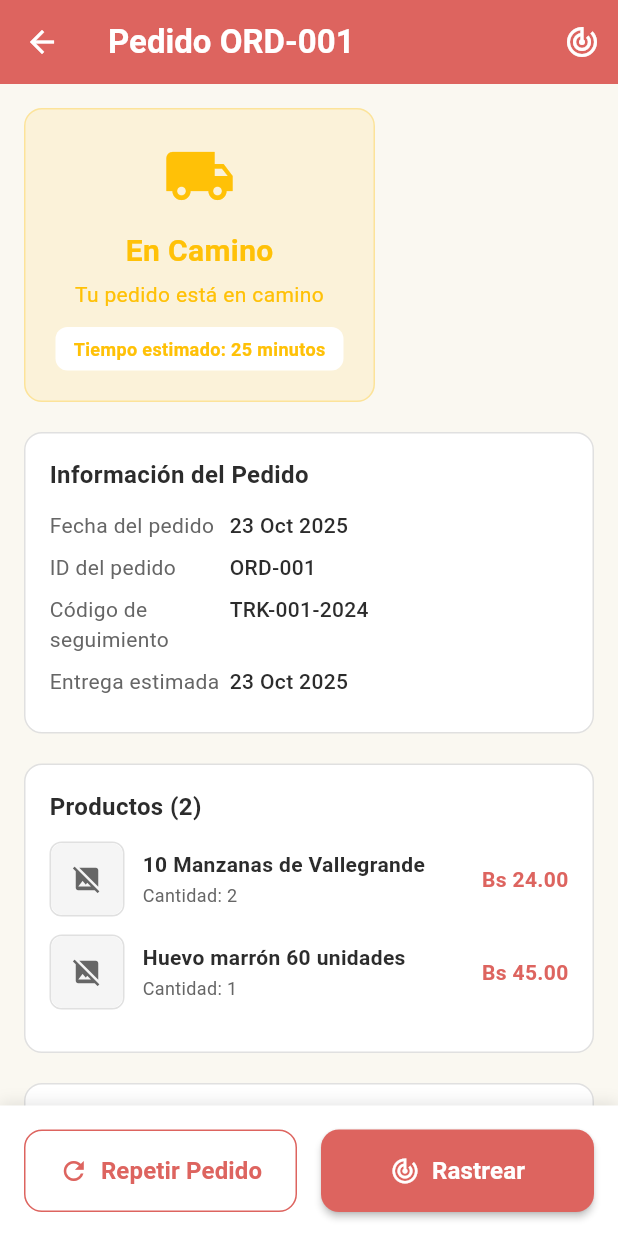
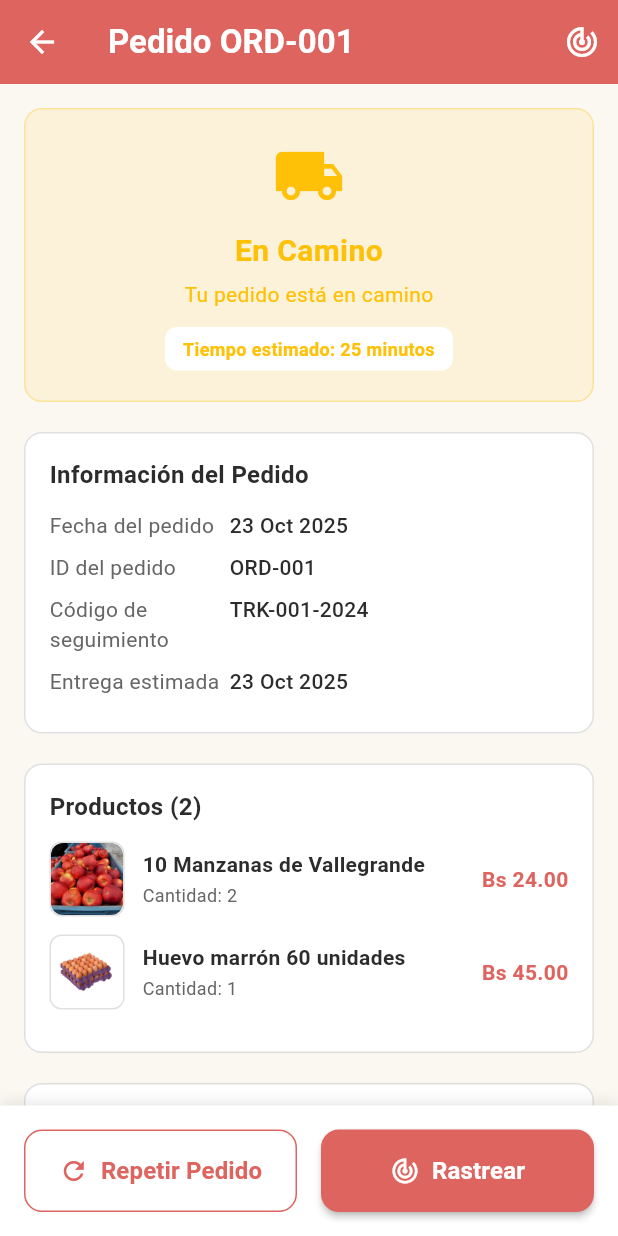
Before and after one commit to Richiculo/ihc-mobile-emarket, a Flutter app: the OrdersPage screen opened directly, after a tap on an icon or button, on a phone screen of 412 x 824 dp. Run offline on Flutter 3.47's test engine with Material 3 defaults, Android fonts, the light colour scheme and no system bars; accounts and stored records are empty; network calls fail.

Commit message:
fix: migrate from network images to local assets and center order status
- Replace Image.network with Image.asset in all product widgets
- Update ProductService to use local asset paths
- Configure pubspec.yaml for assets management
- Center order status card content in OrderDetailPage
- Add error handling for missing assets
- Improve offline functionality for demo APK

Widgets updated:
- ProductCard: network to asset migration
- CategoryProductCard: network to asset migration
- CartItemCard: network to asset migration
- OrderCard: network to asset migration
- OrderDetailPage: network to asset migration + centering fix

Assets changes:
- Add products images in assets/images/products/
- Configure pubspec.yaml assets section

```diff
--- a/lib/app/presentation/global/widgets/empty_cart_widget.dart
+++ b/lib/app/presentation/global/widgets/empty_cart_widget.dart
@@ -53,8 +53,9 @@ class EmptyCartWidget extends StatelessWidget {
             ElevatedButton.icon(
               onPressed: () {
                 // Cambiar a pestaña Home
-                final navigator = Navigator.of(context);
-                navigator.popUntil((route) => route.isFirst);
+                Navigator.of(
+                  context,
+                ).pushNamedAndRemoveUntil('/', (route) => false);
               },
               icon: const Icon(Icons.shopping_bag_outlined),
               label: const Text('Explorar productos'),
--- a/lib/app/presentation/global/widgets/order_card.dart
+++ b/lib/app/presentation/global/widgets/order_card.dart
@@ -114,7 +114,7 @@ class OrderCard extends StatelessWidget {
                     ),
                     child: ClipRRect(
                       borderRadius: BorderRadius.circular(8),
-                      child: Image.network(
+                      child: Image.asset(
                         order.items.first.product.imageUrl,
                         fit: BoxFit.cover,
                         errorBuilder: (context, error, stackTrace) {
--- a/lib/app/presentation/global/widgets/repeat_order_section.dart
+++ b/lib/app/presentation/global/widgets/repeat_order_section.dart
@@ -138,8 +138,7 @@ class RepeatOrderSection extends StatelessWidget {
                               price: 11.50,
                               originalPrice: 15.00,
                               discountPercentage: 23,
-                              imageUrl:
-                                  'https://imgs.search.brave.com/_yi32uNjh-F1WxK-k36ouH8iiav8Y22INqYGBrzJqc8/rs:fit:860:0:0:0/g:ce/aHR0cHM6Ly9mYXJt/YWNvcnAuY29tL2Nk/bi9zaG9wL2ZpbGVz/Lzc3NzI5MDUwMDI2/MzRfNzAweDcwMC5q/cGc_dj0xNzE0NDQx/MzE4',
+                              imageUrl: 'assets/images/yogurt.png',
                               rating: 4.0,
                               reviewCount: 24,
                             );
--- a/lib/app/presentation/modules/cart/cart_page.dart
+++ b/lib/app/presentation/modules/cart/cart_page.dart
@@ -130,6 +130,7 @@ class CartPage extends StatelessWidget {
                 },
                 style: ElevatedButton.styleFrom(
                   backgroundColor: AppColors.primary,
+                  foregroundColor: AppColors.onPrimary,
                 ),
                 child: const Text('Continuar'),
               ),
--- a/lib/app/presentation/modules/orders/order_detail_page.dart
+++ b/lib/app/presentation/modules/orders/order_detail_page.dart
@@ -80,6 +80,7 @@ class OrderDetailPage extends StatelessWidget {
 
   Widget _buildStatusCard() {
     return Container(
+      width: double.infinity, // ✅ Asegurar que tome todo el ancho
       padding: const EdgeInsets.all(20),
       decoration: BoxDecoration(
         color: order.status.color.withOpacity(0.1),
@@ -87,26 +88,45 @@ class OrderDetailPage extends StatelessWidget {
         border: Border.all(color: order.status.color.withOpacity(0.3)),
       ),
       child: Column(
+        mainAxisAlignment: MainAxisAlignment.center, // ✅ Centrar verticalmente
+        crossAxisAlignment:
+            CrossAxisAlignment.center, // ✅ Centrar horizontalmente
+        mainAxisSize: MainAxisSize.min, // ✅ Tamaño mínimo necesario
         children: [
-          Icon(order.status.icon, size: 48, color: order.status.color),
+          // ✅ Centrar el ícono específicamente
+          Center(
+            child: Icon(order.status.icon, size: 48, color: order.status.color),
+          ),
           const SizedBox(height: 12),
-          Text(
+
+          // ✅ Centrar el título
+          Center(
+            child: Text(
               order.status.label,
               style: TextStyle(
                 fontSize: 20,
                 fontWeight: FontWeight.bold,
                 color: order.status.color,
               ),
+              textAlign: TextAlign.center,
+            ),
           ),
           const SizedBox(height: 4),
-          Text(
+
+          // ✅ Centrar la descripción
+          Center(
+            child: Text(
               order.statusDescription,
               style: TextStyle(fontSize: 14, color: order.status.color),
               textAlign: TextAlign.center,
             ),
+          ),
+
           if (order.estimatedDelivery != null &&
               order.status == OrderStatus.inProgress) ...[
             const SizedBox(height: 12),
+
+            // ✅ El tiempo estimado ya estaba bien centrado
             Container(
               padding: const EdgeInsets.symmetric(horizontal: 12, vertical: 6),
               decoration: BoxDecoration(
@@ -120,6 +140,7 @@ class OrderDetailPage extends StatelessWidget {
                   fontWeight: FontWeight.w600,
                   color: order.status.color,
                 ),
+                textAlign: TextAlign.center,
               ),
             ),
           ],
@@ -231,7 +252,7 @@ class OrderDetailPage extends StatelessWidget {
             ),
             child: ClipRRect(
               borderRadius: BorderRadius.circular(8),
-              child: Image.network(
+              child: Image.asset(
                 item.product.imageUrl,
                 fit: BoxFit.cover,
                 errorBuilder: (context, error, stackTrace) {
--- a/lib/app/presentation/modules/orders/orders_page.dart
+++ b/lib/app/presentation/modules/orders/orders_page.dart
@@ -54,9 +54,6 @@ class OrdersPage extends StatelessWidget {
 
           return Column(
             children: [
-              // Header con estadísticas
-              _buildOrdersHeader(ordersService),
-
               // Lista de pedidos
               Expanded(
                 child: ListView.builder(
@@ -78,97 +75,6 @@ class OrdersPage extends StatelessWidget {
             ],
           );
         },
-      ),
-    );
-  }
-
-  Widget _buildOrdersHeader(OrdersService ordersService) {
-    return Container(
-      padding: const EdgeInsets.all(16),
-      decoration: BoxDecoration(
-        color: AppColors.surface,
-        boxShadow: [
-          BoxShadow(
-            color: AppColors.shadow.withOpacity(0.1),
-            blurRadius: 4,
-            offset: const Offset(0, 2),
-          ),
-        ],
-      ),
-      child: Row(
-        children: [
-          Expanded(
-            child: _buildStatCard(
-              'Total Pedidos',
-              ordersService.orders.length.toString(),
-              Icons.shopping_bag_outlined,
-              AppColors.primary,
-            ),
-          ),
-          const SizedBox(width: 12),
-          Expanded(
-            child: _buildStatCard(
-              'En Proceso',
-              ordersService
-                  .getOrdersByStatus(OrderStatus.inProgress)
-                  .length
-                  .toString(),
-              Icons.local_shipping_outlined,
-              AppColors.warning,
-            ),
-          ),
-          const SizedBox(width: 12),
-          Expanded(
-            child: _buildStatCard(
-              'Entregados',
-              ordersService
-                  .getOrdersByStatus(OrderStatus.delivered)
-                  .length
-                  .toString(),
-              Icons.check_circle_outline,
-              AppColors.success,
-            ),
-          ),
-        ],
-      ),
-    );
-  }
-
-  Widget _buildStatCard(
-    String title,
-    String value,
-    IconData icon,
-    Color color,
-  ) {
-    return Container(
-      padding: const EdgeInsets.all(12),
-      decoration: BoxDecoration(
-        color: color.withOpacity(0.1),
-        borderRadius: BorderRadius.circular(8),
-        border: Border.all(color: color.withOpacity(0.3)),
-      ),
-      child: Column(
-        children: [
-          Icon(icon, color: color, size: 20),
-          const SizedBox(height: 4),
-          Text(
-            value,
-            style: TextStyle(
-              fontSize: 16,
-              fontWeight: FontWeight.bold,
-              color: color,
-            ),
-          ),
-          Text(
-            title,
-            style: TextStyle(
-              fontSize: 10,
-              color: color,
-              fontWeight: FontWeight.w500,
-            ),
-            textAlign: TextAlign.center,
-          ),
-        ],
       ),
     );
   }
--- a/pubspec.yaml
+++ b/pubspec.yaml
@@ -56,6 +56,8 @@ flutter:
   # included with your application, so that you can use the icons in
   # the material Icons class.
   uses-material-design: true
+  assets:
+    - assets/images/
 
   # To add assets to your application, add an assets section, like this:
   # assets:
```
Also changed, not shown: lib/app/data/services/local/product_service.dart (+5 -10 lines), lib/app/presentation/global/widgets/cart_item_card.dart (+22 -9 lines), lib/app/presentation/global/widgets/category_product_card.dart (+14 -7 lines), lib/app/presentation/global/widgets/product_card.dart (+17 -6 lines), assets/images/huevos.png (added), assets/images/leche.png (added), assets/images/manzanas.png (added), assets/images/pan.png (added), assets/images/queso.png (added), assets/images/yogurt.png (added). Lines whose indentation alone changed are shown as unchanged.
